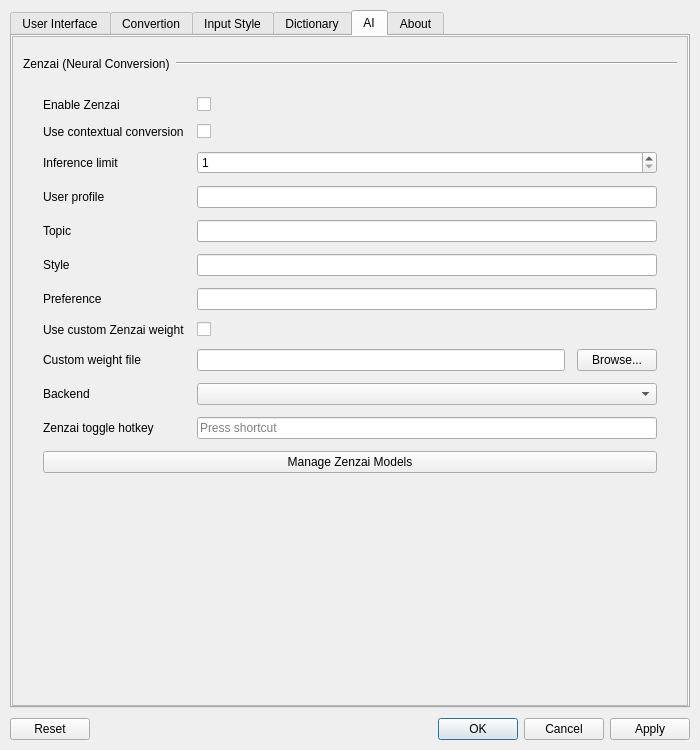
Qt form hazkey-settings/mainwindow.ui (presire/hazkey-community) before a commit.
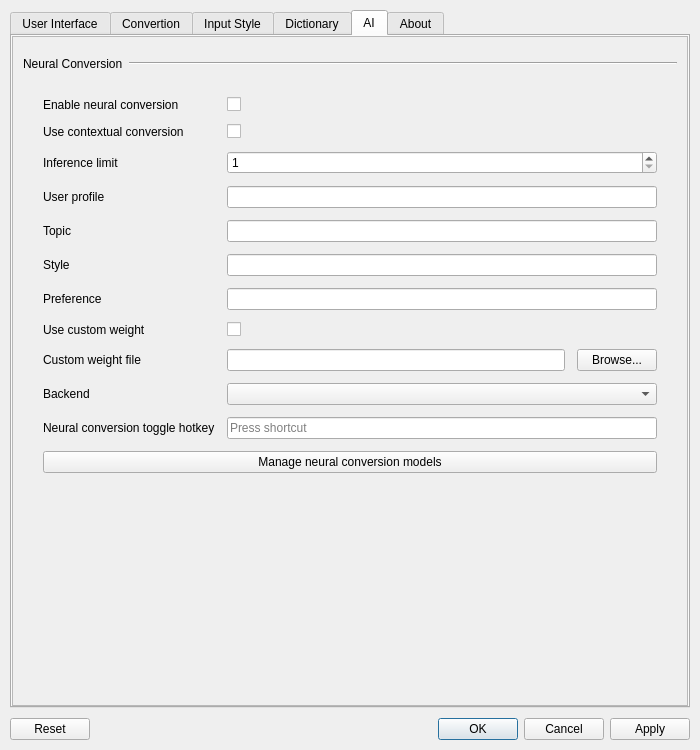
The same form after that commit. The open tabs and pages were chosen to show the change. Icons and pictures are not drawn.

Commit message: feat(settings): gray out conditioning fields for Jinen models and generalize Zenzai wording to neural conversion

The edit to the form file:
```diff
--- a/hazkey-settings/mainwindow.ui
+++ b/hazkey-settings/mainwindow.ui
@@ -1715,7 +1715,7 @@
              <item>
               <widget class="QLabel" name="zenzaiHeaderLabel">
                <property name="text">
-                <string>Zenzai (Neural Conversion)</string>
+                <string>Neural Conversion</string>
                </property>
               </widget>
              </item>
@@ -1763,7 +1763,7 @@
                 </sizepolicy>
                </property>
                <property name="text">
-                <string>Enable Zenzai</string>
+                <string>Enable neural conversion</string>
                </property>
               </widget>
              </item>
@@ -1844,7 +1844,7 @@
                <item row="7" column="0">
                 <widget class="QLabel" name="useZenzaiCustomWeightLabel">
                  <property name="text">
-                  <string>Use custom Zenzai weight</string>
+                  <string>Use custom weight</string>
                  </property>
                 </widget>
                </item>
@@ -1885,7 +1885,7 @@
                <item row="10" column="0">
                 <widget class="QLabel" name="zenzaiToggleHotkeyLabel">
                  <property name="text">
-                  <string>Zenzai toggle hotkey</string>
+                  <string>Neural conversion toggle hotkey</string>
                  </property>
                 </widget>
                </item>
@@ -1895,7 +1895,7 @@
                <item row="11" column="0" colspan="2">
                <widget class="QPushButton" name="manageZenzaiModels">
                 <property name="text">
-                 <string>Manage Zenzai Models</string>
+                 <string>Manage neural conversion models</string>
                 </property>
                </widget>
               </item>
```
The commit also changes 6 other files.
